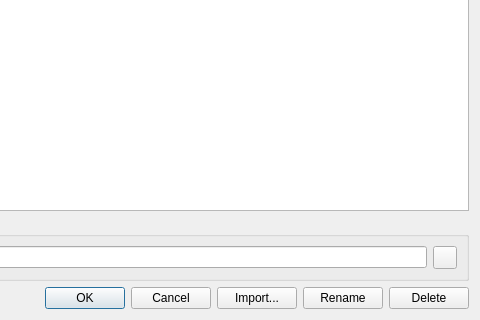
Old version of the form src/ui/other/open_project_dialog.ui in the repository oulianov/Editor; both pictures show x 160 to 640 and y 160 to 480 of the 640 by 480 pixel window.
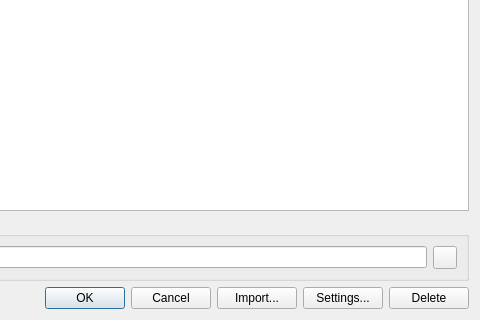
New version of the form. Icons and pictures are not drawn.

Commit message: Improve project settings

```diff
--- a/src/ui/other/open_project_dialog.ui
+++ b/src/ui/other/open_project_dialog.ui
@@ -120,7 +120,7 @@
      <item>
       <widget class="QPushButton" name="pushRename">
        <property name="text">
-        <string>Rename</string>
+        <string>Settings...</string>
        </property>
       </widget>
      </item>
```
The commit also changes 44 other files.
